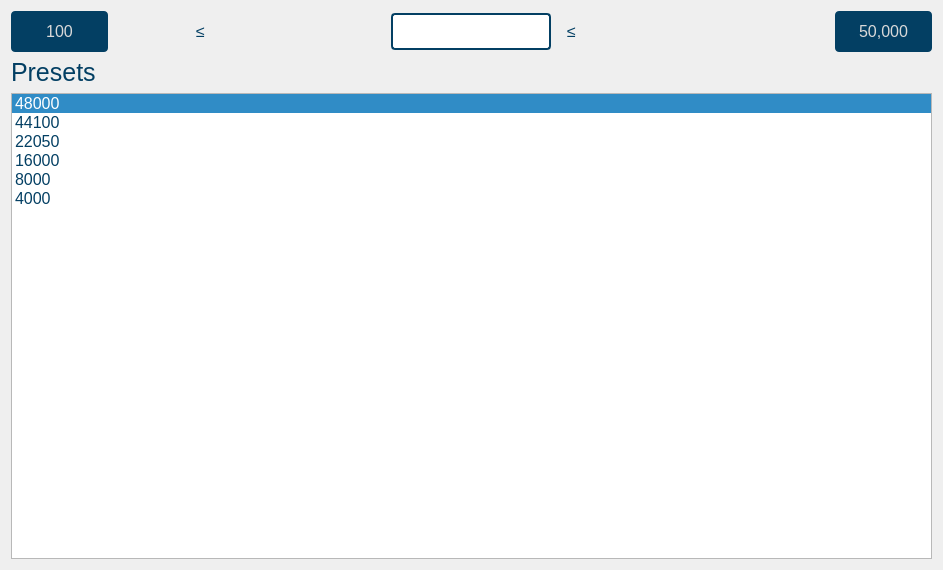
This is gui/qtdesigner/SamplingRateWidget.ui in wyattduber/CyDAQ as Qt 5 draws it before an edit. The edited form follows.
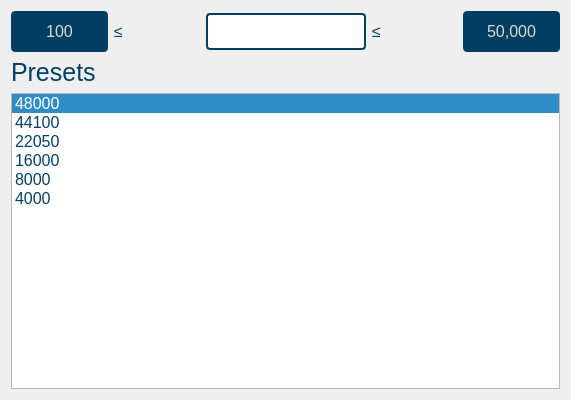
This is the edited form.

Diff of the .ui file:
```diff
--- a/gui/qtdesigner/SamplingRateWidget.ui
+++ b/gui/qtdesigner/SamplingRateWidget.ui
@@ -6,8 +6,8 @@
    <rect>
     <x>0</x>
     <y>0</y>
-    <width>943</width>
-    <height>570</height>
+    <width>571</width>
+    <height>400</height>
    </rect>
   </property>
   <property name="windowTitle">
```
